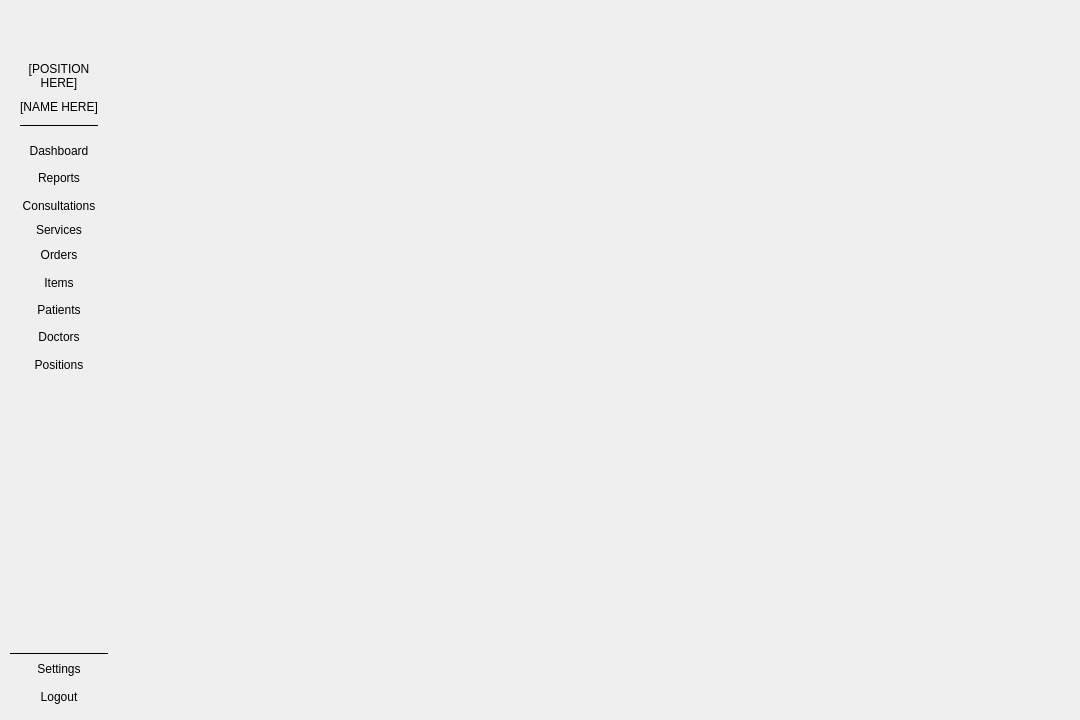
Old version of the form UI/main_content_ui.ui in the repository jsmcodes/CPC-Final.
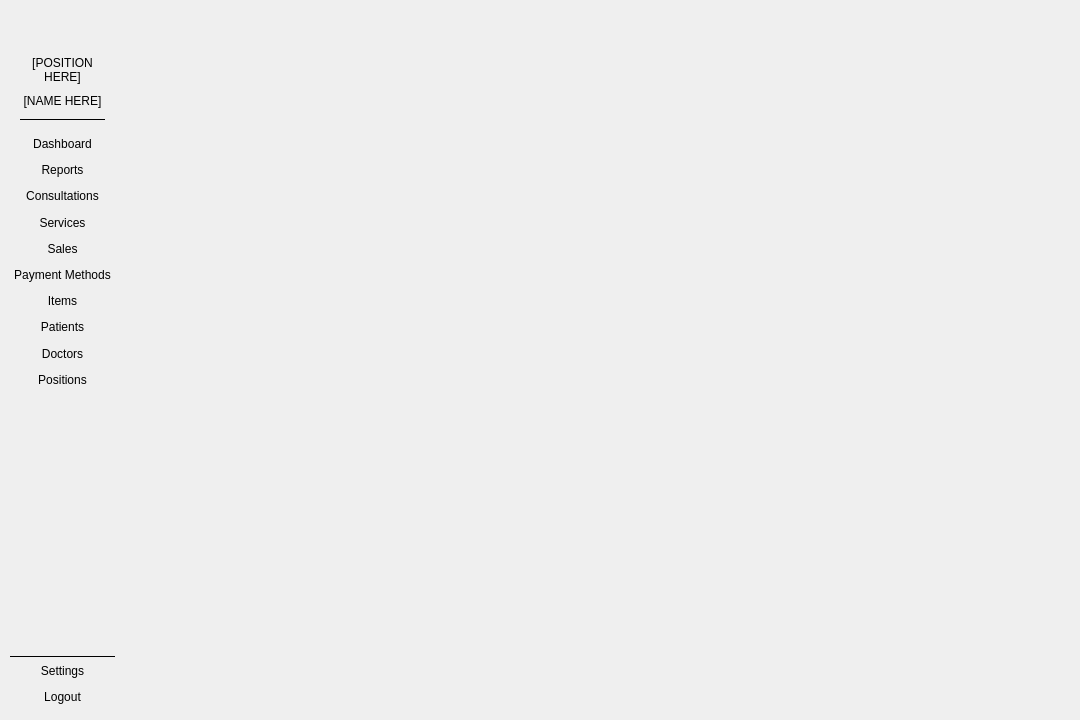
New version of the form. Icons and pictures are not drawn.

```diff
--- a/UI/main_content_ui.ui
+++ b/UI/main_content_ui.ui
@@ -31,7 +31,7 @@
    </property>
    <item>
     <widget class="QWidget" name="wdgt_navigation" native="true">
-     <layout class="QVBoxLayout" name="wdgt_navigation_layout" stretch="5,1,1,1,0,1,1,1,1,1,10,1,1,1">
+     <layout class="QVBoxLayout" name="wdgt_navigation_layout" stretch="5,1,1,1,1,1,1,1,1,1,1,10,1,1,1">
       <property name="spacing">
        <number>0</number>
       </property>
@@ -223,7 +223,26 @@
          <cursorShape>PointingHandCursor</cursorShape>
         </property>
         <property name="text">
-         <string>Orders</string>
+         <string>Sales</string>
+        </property>
+        <property name="flat">
+         <bool>true</bool>
+        </property>
+       </widget>
+      </item>
+      <item>
+       <widget class="QPushButton" name="pshbtn_payment_methods">
+        <property name="sizePolicy">
+         <sizepolicy hsizetype="Expanding" vsizetype="Expanding">
+          <horstretch>0</horstretch>
+          <verstretch>0</verstretch>
+         </sizepolicy>
+        </property>
+        <property name="cursor">
+         <cursorShape>PointingHandCursor</cursorShape>
+        </property>
+        <property name="text">
+         <string>Payment Methods</string>
         </property>
         <property name="flat">
          <bool>true</bool>
```
